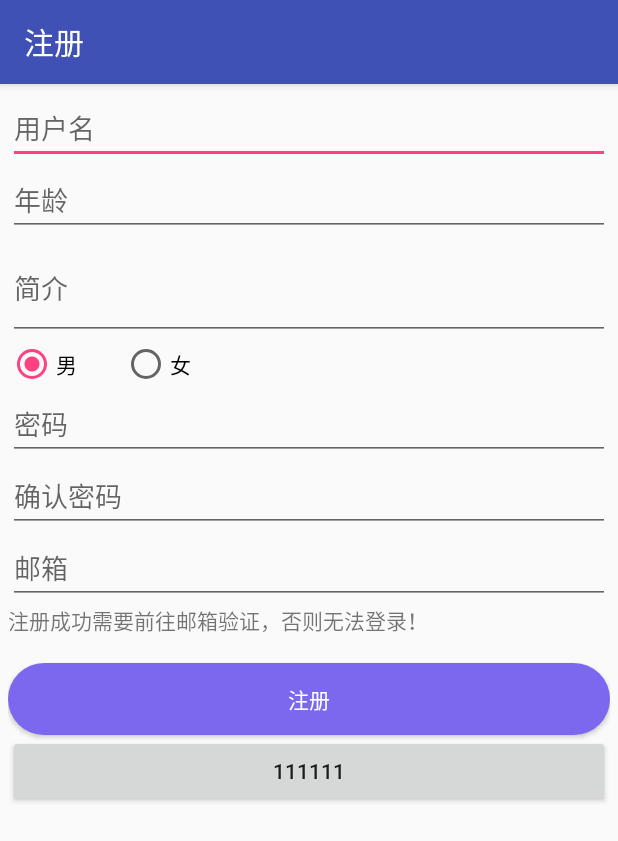
After one commit to firbeja/SmartButler, an Android app: the RegisteredActivity screen opened directly, with no data from a screen before it, on a phone screen of 412 x 824 dp. The commit adds this screen. Shown: the top 841 px of the screen. Run offline under Robolectric (Android 15) with nearby library versions, the light colour scheme and no system bars; libraries missing offline, so code that uses them is left out: cn.bmob.v3; Roboto replaces fonts that are not available here.

Commit message:
3-1，3-2，3-3，用户管理，后端云简单集成，用户注册功能开发。

```diff
--- a/app/src/main/java/com/example/smartbutler/application/BaseApplication.java
+++ b/app/src/main/java/com/example/smartbutler/application/BaseApplication.java
@@ -4,6 +4,8 @@ import android.app.Application;
 
 import com.example.smartbutler.utils.StaticClass;
 import com.tencent.bugly.crashreport.CrashReport;
+
+import cn.bmob.v3.Bmob;
 
 /*
  * 项目名：SmartButler
@@ -20,6 +22,9 @@ public class BaseApplication extends Application {
     @Override
     public void onCreate() {
         super.onCreate();
+        //初始化Bugly
         CrashReport.initCrashReport(getApplicationContext(), StaticClass.BUGLY_APP_ID, true);
+
+        Bmob.initialize(this, StaticClass.BMOB_APP_ID);
     }
 }
--- /dev/null
+++ b/app/src/main/java/com/example/smartbutler/ui/RegisteredActivity.java
@@ -0,0 +1,152 @@
+package com.example.smartbutler.ui;
+
+import android.Manifest;
+import android.content.pm.PackageManager;
+import android.support.annotation.IdRes;
+import android.support.annotation.NonNull;
+import android.support.v4.app.ActivityCompat;
+import android.support.v4.content.ContextCompat;
+import android.support.v7.app.AppCompatActivity;
+import android.os.Bundle;
+import android.text.TextUtils;
+import android.view.View;
+import android.widget.Button;
+import android.widget.EditText;
+import android.widget.RadioGroup;
+import android.widget.Toast;
+
+import com.example.smartbutler.R;
+import com.example.smartbutler.entity.MyUser;
+import com.example.smartbutler.utils.L;
+
+import cn.bmob.v3.exception.BmobException;
+import cn.bmob.v3.listener.SaveListener;
+
+public class RegisteredActivity extends AppCompatActivity implements View.OnClickListener {
+
+    private EditText etUser;
+    private EditText etAge;
+    private EditText etDesc;
+    private RadioGroup mRadioGroup;
+    private EditText etPass;
+    private EditText etPassword;
+    private EditText etEmail;
+    private Button btnRegisteredUser;
+    private boolean isGender = true;
+
+    @Override
+    protected void onCreate(Bundle savedInstanceState) {
+        super.onCreate(savedInstanceState);
+        setContentView(R.layout.activity_registered);
+
+        if (ContextCompat.checkSelfPermission(this, Manifest.permission.INTERNET) != PackageManager.PERMISSION_GRANTED) {
+
+            ActivityCompat.requestPermissions(this, new String[]{Manifest.permission.INTERNET}, 1);
+        }else {
+            initView();
+        }
+
+//        initView();
+
+
+    }
+
+    private void initView() {
+
+        etUser = (EditText) findViewById(R.id.et_user);
+        etAge = (EditText) findViewById(R.id.et_age);
+        etDesc = (EditText) findViewById(R.id.et_desc);
+        etPass = (EditText) findViewById(R.id.et_pass);
+        etPassword = (EditText) findViewById(R.id.et_password);
+        etEmail = (EditText) findViewById(R.id.et_email);
+
+        mRadioGroup = (RadioGroup) findViewById(R.id.mRadioGroup);
+
+        btnRegisteredUser = (Button) findViewById(R.id.btn_registered_user);
+        btnRegisteredUser.setOnClickListener(this);
+
+    }
+
+    @Override
+    public void onClick(View v) {
+        switch (v.getId()) {
+            case R.id.btn_registered_user:
+
+                //获取到输入框的值
+                String name = etUser.getText().toString().trim();
+                String age = etAge.getText().toString().trim();
+                String desc = etDesc.getText().toString().trim();
+                String pass = etPass.getText().toString().trim();
+                String password = etPassword.getText().toString().trim();
+//                String email = etEmail.getText().toString().trim();
+
+                //判断输入框是否为空  !TextUtils.isEmpty(email)
+                if (!TextUtils.isEmpty(name) & !TextUtils.isEmpty(age) &
+                        !TextUtils.isEmpty(pass) &
+                        !TextUtils.isEmpty(password)
+                        ) {
+
+
+                    //判断两次输入的密码是否一致
+                    if (pass.equals(password)) {
+
+                        //先把性别判断一下
+                        mRadioGroup.setOnCheckedChangeListener(new RadioGroup.OnCheckedChangeListener() {
+                            @Override
+                            public void onCheckedChanged(RadioGroup group, @IdRes int checkedId) {
+                                if (checkedId == R.id.rb_boy) {
+                                    isGender = true;
+                                } else {
+                                    isGender = false;
+                                }
+                            }
+                        });
+
+                        //判断简介是否为空
+                        if (!TextUtils.isEmpty(desc)) {
+                            desc = "z这个人很懒什么也没有留下。";
+                        }
+
+                        MyUser user = new MyUser();
+                        user.setUsername(name);
+                        user.setPassword(password);
+                        user.setAge(Integer.parseInt(age));
+//                        user.setEmail(email);
+                        user.setDesc(desc);
+                        user.setSex(isGender);
+
+                        user.signUp(new SaveListener<MyUser>() {
+                            @Override
+                            public void done(MyUser myUser, BmobException e) {
+                                if (e == null) {
+                                    Toast.makeText(RegisteredActivity.this, "注册成功！", Toast.LENGTH_SHORT).show();
+                                    finish();
+                                } else {
+                                    Toast.makeText(RegisteredActivity.this, "注册失败：" + e.toString(), Toast.LENGTH_SHORT).show();
+                                    L.d(e.toString() + "----------");
+                                }
+                                L.d("-----------------------");
+                            }
+                        });
+
+                        L.d("sssss");
+
+                    } else {
+                        Toast.makeText(RegisteredActivity.this, "两次输入密码不一致", Toast.LENGTH_SHORT).show();
+                    }
+
+
+                } else {
+                    Toast.makeText(RegisteredActivity.this, "输入框不能为空！", Toast.LENGTH_SHORT).show();
+                }
+
+                break;
+        }
+    }
+
+    @Override
+    public void onRequestPermissionsResult(int requestCode, @NonNull String[] permissions, @NonNull int[] grantResults) {
+        L.i("权限");
+        super.onRequestPermissionsResult(requestCode, permissions, grantResults);
+    }
+}
--- a/app/src/main/java/com/example/smartbutler/ui/SplashActivity.java
+++ b/app/src/main/java/com/example/smartbutler/ui/SplashActivity.java
@@ -25,7 +25,7 @@ public class SplashActivity extends AppCompatActivity {
                         startActivity(new Intent(SplashActivity.this, GuideActivity.class));
                         finish();
                     }else {
-                        startActivity(new Intent(SplashActivity.this, GuideActivity.class));
+                        startActivity(new Intent(SplashActivity.this, LoginActivity.class));
                         finish();
                     }
                     break;
--- a/app/src/main/java/com/example/smartbutler/utils/StaticClass.java
+++ b/app/src/main/java/com/example/smartbutler/utils/StaticClass.java
@@ -19,4 +19,7 @@ public class StaticClass {
     //Bugly_key
     public static final String BUGLY_APP_ID = "a1d0ef57f9";
 
+    //Bmob key
+    public static final String BMOB_APP_ID = "04d9a8c7690dd274b53a445258f8bfe0";
+
 }
--- /dev/null
+++ b/app/src/main/res/layout/activity_registered.xml
@@ -0,0 +1,101 @@
+<?xml version="1.0" encoding="utf-8"?>
+<LinearLayout xmlns:android="http://schemas.android.com/apk/res/android"
+    xmlns:app="http://schemas.android.com/apk/res-auto"
+    xmlns:tools="http://schemas.android.com/tools"
+    android:layout_width="match_parent"
+    android:layout_height="match_parent"
+    tools:context="com.example.smartbutler.ui.RegisteredActivity"
+    android:orientation="vertical">
+
+    <LinearLayout
+        android:padding="5dp"
+        android:layout_width="match_parent"
+        android:layout_height="wrap_content"
+        android:orientation="vertical"
+        >
+
+        <EditText
+            android:id="@+id/et_user"
+            android:hint="用户名"
+            android:layout_width="match_parent"
+            android:layout_height="wrap_content" />
+
+        <EditText
+            android:id="@+id/et_age"
+            android:hint="年龄"
+            android:layout_width="match_parent"
+            android:layout_height="wrap_content" />
+
+        <EditText
+            android:id="@+id/et_desc"
+            android:hint="简介"
+            android:layout_width="match_parent"
+            android:layout_height="wrap_content"
+            android:lines="2"/>
+
+        <RadioGroup
+            android:id="@+id/mRadioGroup"
+            android:layout_width="match_parent"
+            android:layout_height="wrap_content"
+            android:orientation="horizontal">
+
+            <RadioButton
+                android:id="@+id/rb_boy"
+                android:layout_width="wrap_content"
+                android:layout_height="wrap_content"
+                android:checked="true"
+                android:text="男"/>
+
+            <RadioButton
+
+                android:layout_marginLeft="30dp"
+                android:id="@+id/rb_girl"
+                android:layout_width="wrap_content"
+                android:layout_height="wrap_content"
+                android:text="女"/>
+
+        </RadioGroup>
+
+        <EditText
+            android:id="@+id/et_pass"
+            android:layout_width="match_parent"
+            android:layout_height="wrap_content"
+            android:inputType="textPassword"
+            android:hint="密码"/>
+
+        <EditText
+            android:id="@+id/et_password"
+            android:layout_width="match_parent"
+            android:layout_height="wrap_content"
+            android:hint="确认密码"
+            android:inputType="textPassword"/>
+
+        <EditText
+            android:id="@+id/et_email"
+            android:layout_width="match_parent"
+            android:layout_height="wrap_content"
+            android:hint="邮箱"/>
+
+        <TextView
+            android:layout_width="match_parent"
+            android:layout_height="wrap_content"
+            android:text="注册成功需要前往邮箱验证，否则无法登录！"/>
+
+        <Button
+            android:id="@+id/btn_registered_user"
+            android:layout_width="match_parent"
+            android:layout_height="wrap_content"
+            android:text="注册"
+            android:background="@drawable/button_bg"
+            android:textColor="@android:color/white"
+            android:layout_marginTop="18dp"/>
+
+        <Button
+            android:layout_width="match_parent"
+            android:layout_height="wrap_content"
+            android:text="111111"/>
+
+
+    </LinearLayout>
+
+</LinearLayout>
--- a/build.gradle
+++ b/build.gradle
@@ -15,6 +15,8 @@ buildscript {
 allprojects {
     repositories {
         jcenter()
+        //Bmob的maven仓库地址--必填
+        maven { url "https://raw.github.com/bmob/bmob-android-sdk/master" }
     }
 }
 
```
Also changed, not shown: app/build.gradle (+10 -2 lines), app/src/main/AndroidManifest.xml (+32 -6 lines), app/src/main/java/com/example/smartbutler/entity/MyUser.java (added, +44 -0 lines), app/src/main/java/com/example/smartbutler/ui/LoginActivity.java (added, +32 -0 lines), app/src/main/res/layout/activity_login.xml (added, +67 -0 lines), app/src/main/ic_register-web.png (added), app/src/main/res/mipmap-hdpi/ic_register.png (added), app/src/main/res/mipmap-mdpi/ic_register.png (added), app/src/main/res/mipmap-xhdpi/ic_register.png (added), app/src/main/res/mipmap-xxhdpi/ic_register.png (added), app/src/main/res/mipmap-xxxhdpi/ic_register.png (added).
